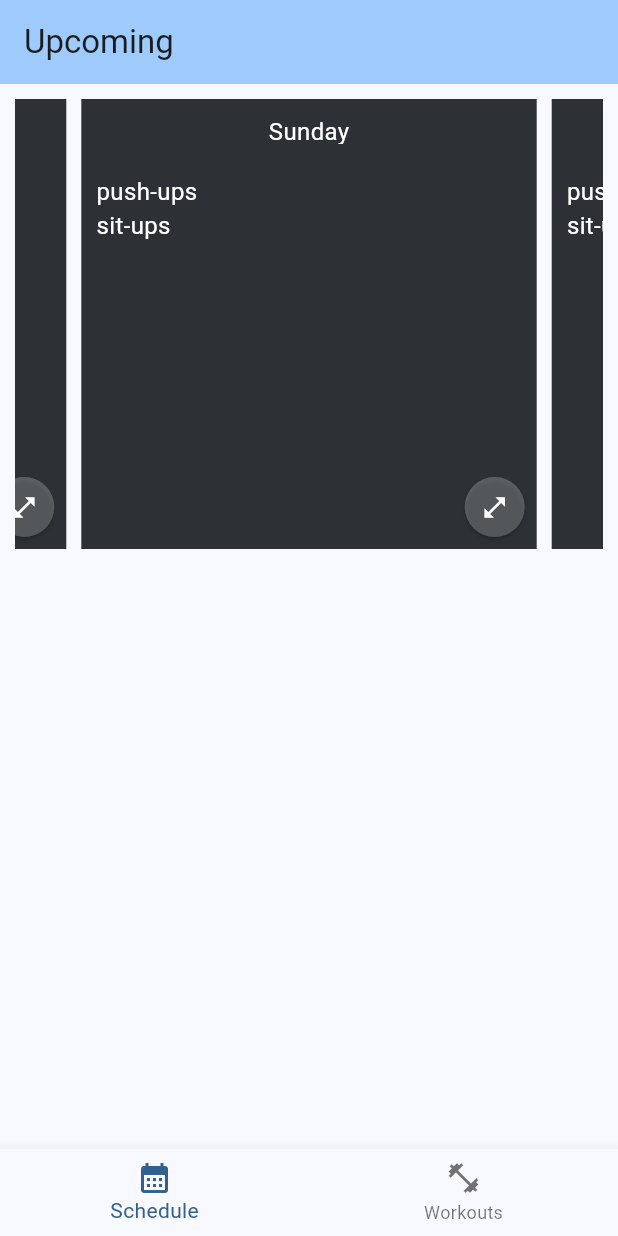
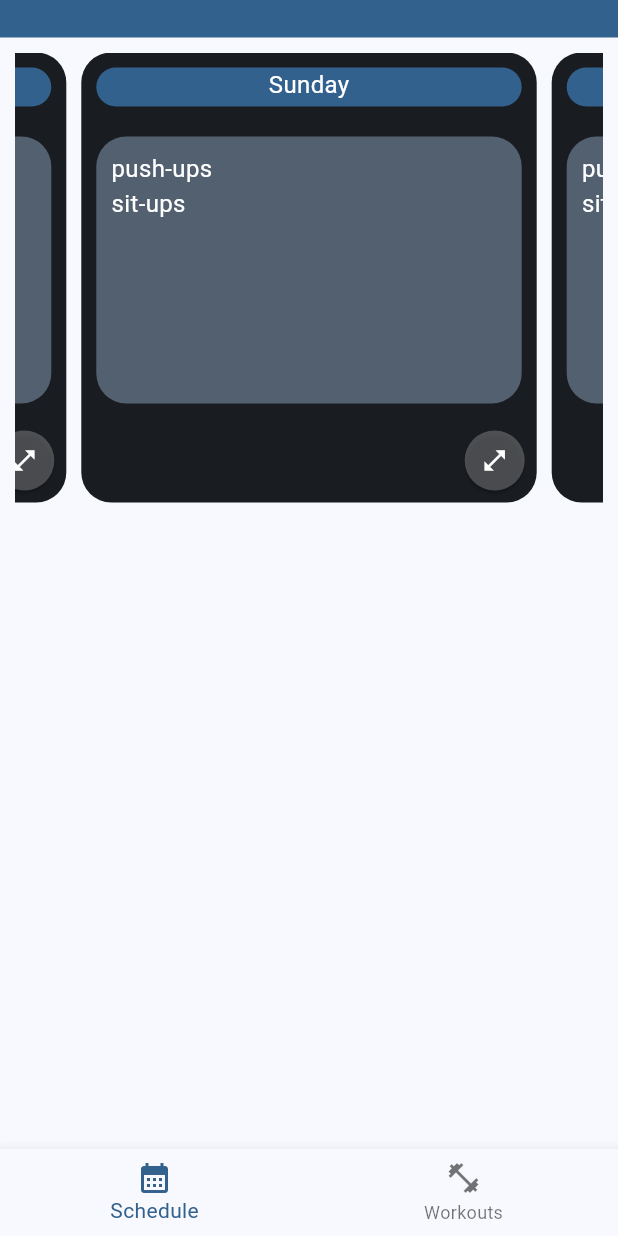
Before and after one commit to ColeWhaley1/Outwork, a Flutter app: the screen it shows after launch, on a phone screen of 412 x 824 dp. Run offline on Flutter 3.47's test engine with Material 3 defaults, Android fonts, the phone set to English and light mode, and no system bars; drawn by our look-alikes of carousel_slider; our stand-ins replace firebase_core, image_picker, video_player; accounts and stored records are empty; generated files the repository leaves out were written again.

Commit message:
make home UI look nicer, still need to change font size/style

```diff
--- a/lib/pages/schedule/schedule.dart
+++ b/lib/pages/schedule/schedule.dart
@@ -17,9 +17,12 @@ class _ScheduleState extends State<Schedule> {
   @override
   Widget build(BuildContext context) {
     return Scaffold(
-      appBar: AppBar(
-        backgroundColor: Theme.of(context).colorScheme.inversePrimary,
-        title: Text(widget.title),
+
+      appBar: PreferredSize(
+        preferredSize: const Size.fromHeight(25.0),
+        child: AppBar(
+          backgroundColor: Theme.of(context).colorScheme.primary,
+        ),
       ),
       body: const Flex(
         direction: Axis.horizontal,
@@ -92,7 +95,8 @@ class _WeekCarouselState extends State<WeekCarousel> {
               width: MediaQuery.of(context).size.width,
               margin: const EdgeInsets.symmetric(horizontal: 5.0),
               decoration: BoxDecoration(
-                color: Theme.of(context).colorScheme.inverseSurface,
+                color: Theme.of(context).colorScheme.onSurface,
+                borderRadius: BorderRadius.circular(20.0),
               ),
               child: DayScheduleCard(
                 dayInfo: dayInfo,
@@ -120,7 +124,11 @@ class _DayScheduleCardState extends State<DayScheduleCard> {
     return Column(
       children: [
         Container(
-          height: 20.0,
+          decoration: BoxDecoration(
+            color: Theme.of(context).colorScheme.primary,
+            borderRadius: BorderRadius.circular(20.0),
+          ),
+          height: 26.0,
           margin: const EdgeInsets.all(10.0),
           child: Row(
             mainAxisAlignment: MainAxisAlignment.center,
@@ -138,8 +146,12 @@ class _DayScheduleCardState extends State<DayScheduleCard> {
         ),
         Expanded(
           child: Container(
-            padding: const EdgeInsets.all(5.0),
-            margin: const EdgeInsets.all(5.0),
+            decoration: BoxDecoration(
+              color: Theme.of(context).colorScheme.secondary,
+              borderRadius: BorderRadius.circular(20.0),
+            ),
+            padding: const EdgeInsets.all(10.0),
+            margin: const EdgeInsets.all(10.0),
             child: WorkoutInfo(
               deck: widget.dayInfo.deck,
               textColor: Colors.white,
--- a/lib/pages/workouts/views/exercise_view.dart
+++ b/lib/pages/workouts/views/exercise_view.dart
@@ -10,6 +10,6 @@ class ExerciseView extends StatefulWidget {
 class _ExerciseViewState extends State<ExerciseView> {
   @override
   Widget build(BuildContext context) {
-    return const Placeholder();
+    return const Column();
   }
 }
--- a/lib/pages/workouts/views/workout_view.dart
+++ b/lib/pages/workouts/views/workout_view.dart
@@ -10,6 +10,6 @@ class WorkoutView extends StatefulWidget {
 class _WorkoutViewState extends State<WorkoutView> {
   @override
   Widget build(BuildContext context) {
-    return const Placeholder();
+    return const Column();
   }
 }
--- a/lib/pages/workouts/workouts.dart
+++ b/lib/pages/workouts/workouts.dart
@@ -28,7 +28,7 @@ class _WorkoutPageState extends State<WorkoutPage> {
       appBar: PreferredSize(
         preferredSize: const Size.fromHeight(25.0),
         child: AppBar(
-          backgroundColor: Colors.white,
+          backgroundColor: Theme.of(context).colorScheme.primary,
         ),
       ),
       body: Column(
```
